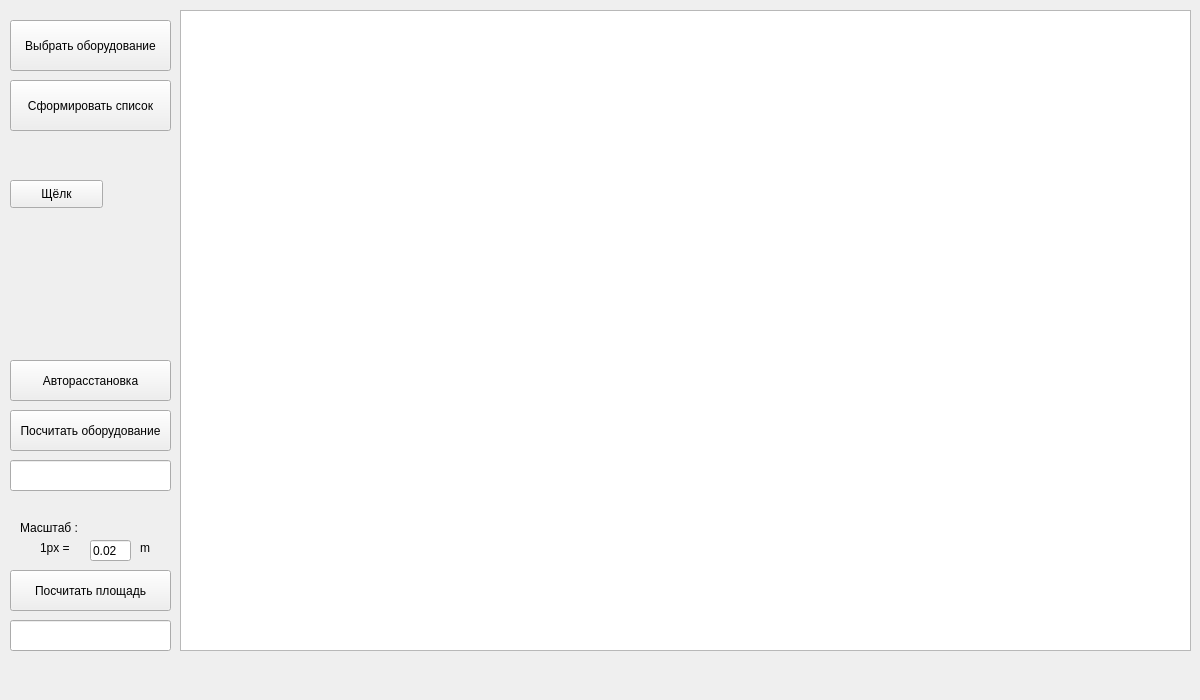
Old version of the form ui_forms/mainwindow.ui in the repository Ukihara/scheme_editor.
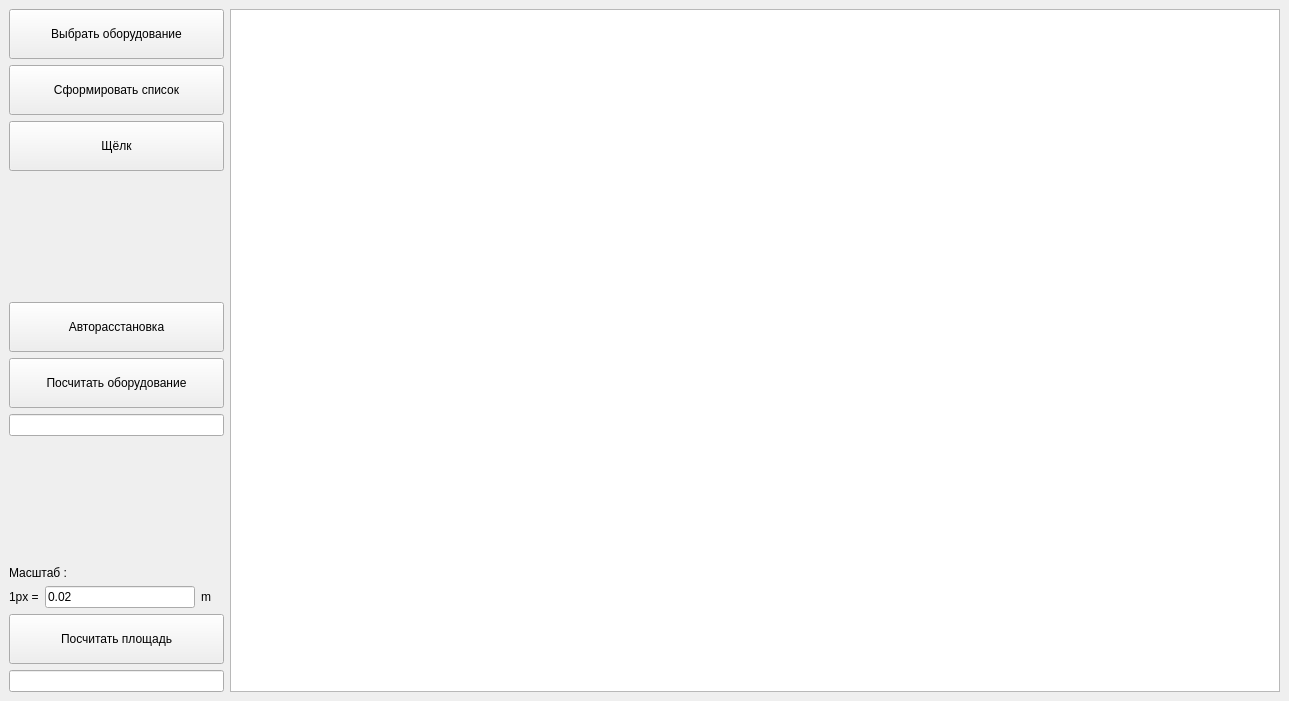
New version of the form.

Commit message: created layouts for objects in main window

```diff
--- a/ui_forms/mainwindow.ui
+++ b/ui_forms/mainwindow.ui
@@ -6,8 +6,8 @@
    <rect>
     <x>0</x>
     <y>0</y>
-    <width>1200</width>
-    <height>700</height>
+    <width>1289</width>
+    <height>701</height>
    </rect>
   </property>
   <property name="sizePolicy">
@@ -20,169 +20,252 @@
    <string>Редактор расстановки</string>
   </property>
   <widget class="QWidget" name="centralwidget">
+   <layout class="QHBoxLayout" name="horizontalLayout_4">
+    <item>
+     <layout class="QHBoxLayout" name="horizontalLayout_2">
+      <property name="sizeConstraint">
+       <enum>QLayout::SetMaximumSize</enum>
+      </property>
+      <item>
+       <layout class="QVBoxLayout" name="verticalLayout">
+        <item>
    <widget class="QPushButton" name="choseobjBut">
-    <property name="geometry">
-     <rect>
-      <x>10</x>
-      <y>20</y>
-      <width>161</width>
-      <height>51</height>
-     </rect>
+          <property name="minimumSize">
+           <size>
+            <width>0</width>
+            <height>50</height>
+           </size>
+          </property>
+          <property name="maximumSize">
+           <size>
+            <width>250</width>
+            <height>16777215</height>
+           </size>
     </property>
     <property name="text">
      <string>Выбрать оборудование</string>
     </property>
    </widget>
-   <widget class="QGraphicsView" name="TPlan">
-    <property name="geometry">
-     <rect>
-      <x>180</x>
-      <y>10</y>
-      <width>1011</width>
-      <height>641</height>
-     </rect>
-    </property>
-   </widget>
+        </item>
+        <item>
    <widget class="QPushButton" name="createlistBut">
-    <property name="geometry">
-     <rect>
-      <x>10</x>
-      <y>80</y>
-      <width>161</width>
-      <height>51</height>
-     </rect>
+          <property name="minimumSize">
+           <size>
+            <width>0</width>
+            <height>50</height>
+           </size>
+          </property>
+          <property name="maximumSize">
+           <size>
+            <width>250</width>
+            <height>16777215</height>
+           </size>
     </property>
     <property name="text">
      <string>Сформировать список</string>
     </property>
    </widget>
+        </item>
+        <item>
+         <widget class="QPushButton" name="tempBut">
+          <property name="minimumSize">
+           <size>
+            <width>0</width>
+            <height>50</height>
+           </size>
+          </property>
+          <property name="maximumSize">
+           <size>
+            <width>250</width>
+            <height>16777215</height>
+           </size>
+          </property>
+          <property name="text">
+           <string>Щёлк</string>
+          </property>
+         </widget>
+        </item>
+        <item>
+         <spacer name="verticalSpacer">
+          <property name="orientation">
+           <enum>Qt::Vertical</enum>
+          </property>
+          <property name="sizeHint" stdset="0">
+           <size>
+            <width>20</width>
+            <height>40</height>
+           </size>
+          </property>
+         </spacer>
+        </item>
+        <item>
+         <widget class="QPushButton" name="autoplacement">
+          <property name="minimumSize">
+           <size>
+            <width>0</width>
+            <height>50</height>
+           </size>
+          </property>
+          <property name="maximumSize">
+           <size>
+            <width>250</width>
+            <height>16777215</height>
+           </size>
+          </property>
+          <property name="text">
+           <string>Авторасстановка</string>
+          </property>
+         </widget>
+        </item>
+        <item>
    <widget class="QPushButton" name="countBut">
-    <property name="geometry">
-     <rect>
-      <x>10</x>
-      <y>410</y>
-      <width>161</width>
-      <height>41</height>
-     </rect>
+          <property name="minimumSize">
+           <size>
+            <width>0</width>
+            <height>50</height>
+           </size>
+          </property>
+          <property name="maximumSize">
+           <size>
+            <width>250</width>
+            <height>16777215</height>
+           </size>
     </property>
     <property name="text">
      <string>Посчитать оборудование</string>
     </property>
    </widget>
+        </item>
+        <item>
    <widget class="QLineEdit" name="countLine">
-    <property name="geometry">
-     <rect>
-      <x>10</x>
-      <y>460</y>
-      <width>161</width>
-      <height>31</height>
-     </rect>
-    </property>
-   </widget>
-   <widget class="QLineEdit" name="areaLine">
-    <property name="geometry">
-     <rect>
-      <x>10</x>
-      <y>620</y>
-      <width>161</width>
-      <height>31</height>
-     </rect>
-    </property>
-    <property name="text">
-     <string/>
-    </property>
-   </widget>
-   <widget class="QPushButton" name="areaBut">
-    <property name="geometry">
-     <rect>
-      <x>10</x>
-      <y>570</y>
-      <width>161</width>
-      <height>41</height>
-     </rect>
-    </property>
-    <property name="text">
-     <string>Посчитать площадь</string>
-    </property>
-   </widget>
-   <widget class="QPushButton" name="tempBut">
-    <property name="geometry">
-     <rect>
-      <x>10</x>
-      <y>180</y>
-      <width>93</width>
-      <height>28</height>
-     </rect>
-    </property>
-    <property name="text">
-     <string>Щёлк</string>
-    </property>
-   </widget>
+          <property name="maximumSize">
+           <size>
+            <width>250</width>
+            <height>16777215</height>
+           </size>
+          </property>
+         </widget>
+        </item>
+        <item>
+         <spacer name="verticalSpacer_2">
+          <property name="orientation">
+           <enum>Qt::Vertical</enum>
+          </property>
+          <property name="sizeHint" stdset="0">
+           <size>
+            <width>20</width>
+            <height>40</height>
+           </size>
+          </property>
+         </spacer>
+        </item>
+        <item>
+         <layout class="QHBoxLayout" name="horizontalLayout_3">
+          <item>
    <widget class="QLabel" name="scaleLabel">
-    <property name="geometry">
-     <rect>
-      <x>20</x>
-      <y>520</y>
-      <width>71</width>
-      <height>16</height>
-     </rect>
-    </property>
     <property name="text">
      <string>Масштаб : </string>
     </property>
    </widget>
-   <widget class="QLineEdit" name="scaleEdit">
-    <property name="geometry">
-     <rect>
-      <x>90</x>
-      <y>540</y>
-      <width>41</width>
-      <height>21</height>
-     </rect>
-    </property>
-    <property name="text">
-     <string>0.02</string>
-    </property>
-   </widget>
+          </item>
+         </layout>
+        </item>
+        <item>
+         <layout class="QHBoxLayout" name="horizontalLayout">
+          <item>
    <widget class="QLabel" name="scaleLabel_2">
-    <property name="geometry">
-     <rect>
-      <x>40</x>
-      <y>540</y>
-      <width>41</width>
-      <height>16</height>
-     </rect>
+            <property name="maximumSize">
+             <size>
+              <width>50</width>
+              <height>16777215</height>
+             </size>
     </property>
     <property name="text">
      <string>1px =</string>
     </property>
    </widget>
+          </item>
+          <item>
+           <widget class="QLineEdit" name="scaleEdit">
+            <property name="maximumSize">
+             <size>
+              <width>150</width>
+              <height>16777215</height>
+             </size>
+            </property>
+            <property name="text">
+             <string>0.02</string>
+            </property>
+           </widget>
+          </item>
+          <item>
    <widget class="QLabel" name="scaleLabel_3">
-    <property name="geometry">
-     <rect>
-      <x>140</x>
-      <y>540</y>
-      <width>31</width>
-      <height>16</height>
-     </rect>
+            <property name="maximumSize">
+             <size>
+              <width>50</width>
+              <height>16777215</height>
+             </size>
     </property>
     <property name="text">
      <string>m</string>
     </property>
    </widget>
-   <widget class="QPushButton" name="autoplacement">
-    <property name="geometry">
-     <rect>
-      <x>10</x>
-      <y>360</y>
-      <width>161</width>
-      <height>41</height>
-     </rect>
-    </property>
+          </item>
+         </layout>
+        </item>
+        <item>
+         <widget class="QPushButton" name="areaBut">
+          <property name="minimumSize">
+           <size>
+            <width>0</width>
+            <height>50</height>
+           </size>
+          </property>
+          <property name="maximumSize">
+           <size>
+            <width>250</width>
+            <height>16777215</height>
+           </size>
+          </property>
     <property name="text">
-     <string>Авторасстановка</string>
-    </property>
-   </widget>
+           <string>Посчитать площадь</string>
+          </property>
+         </widget>
+        </item>
+        <item>
+         <widget class="QLineEdit" name="areaLine">
+          <property name="maximumSize">
+           <size>
+            <width>250</width>
+            <height>16777215</height>
+           </size>
+          </property>
+          <property name="text">
+           <string/>
+          </property>
+         </widget>
+        </item>
+       </layout>
+      </item>
+      <item>
+       <widget class="QGraphicsView" name="TPlan">
+        <property name="minimumSize">
+         <size>
+          <width>1050</width>
+          <height>650</height>
+         </size>
+        </property>
+        <property name="maximumSize">
+         <size>
+          <width>1200</width>
+          <height>750</height>
+         </size>
+        </property>
+       </widget>
+      </item>
+     </layout>
+    </item>
+   </layout>
   </widget>
   <widget class="QMenuBar" name="menubar">
    <property name="geometry">
```
Left out of the diff: 4 changed lines with no effect on the pictures. Lines whose indentation alone changed are shown as unchanged. The commit also changes 1 other file.
